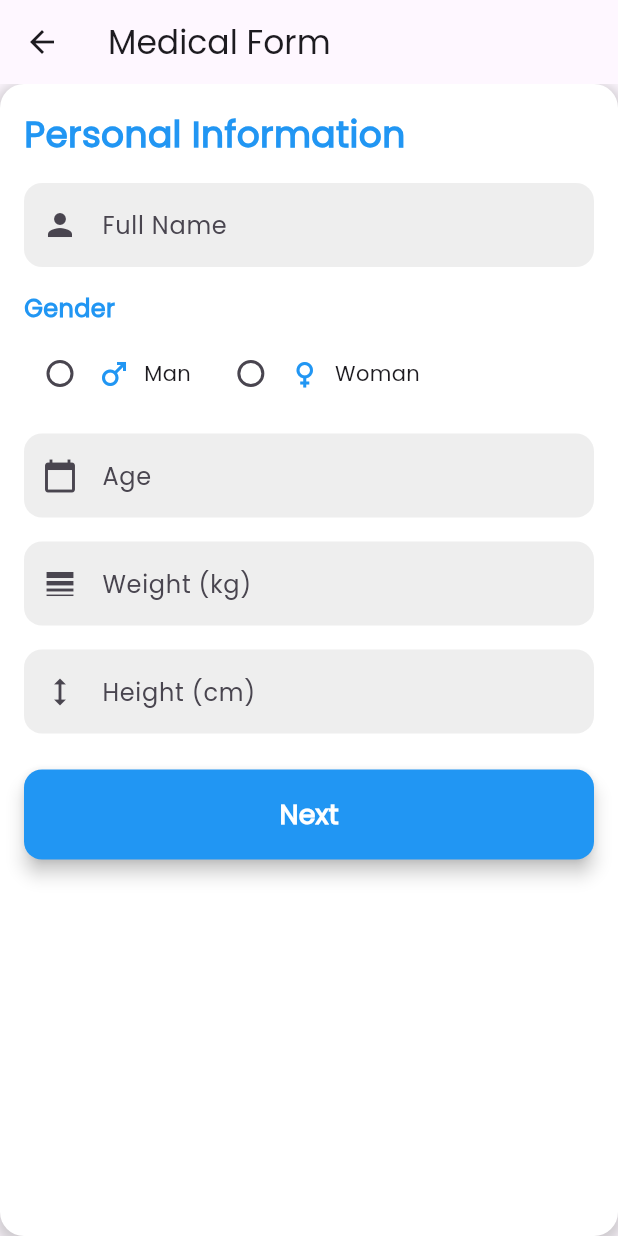
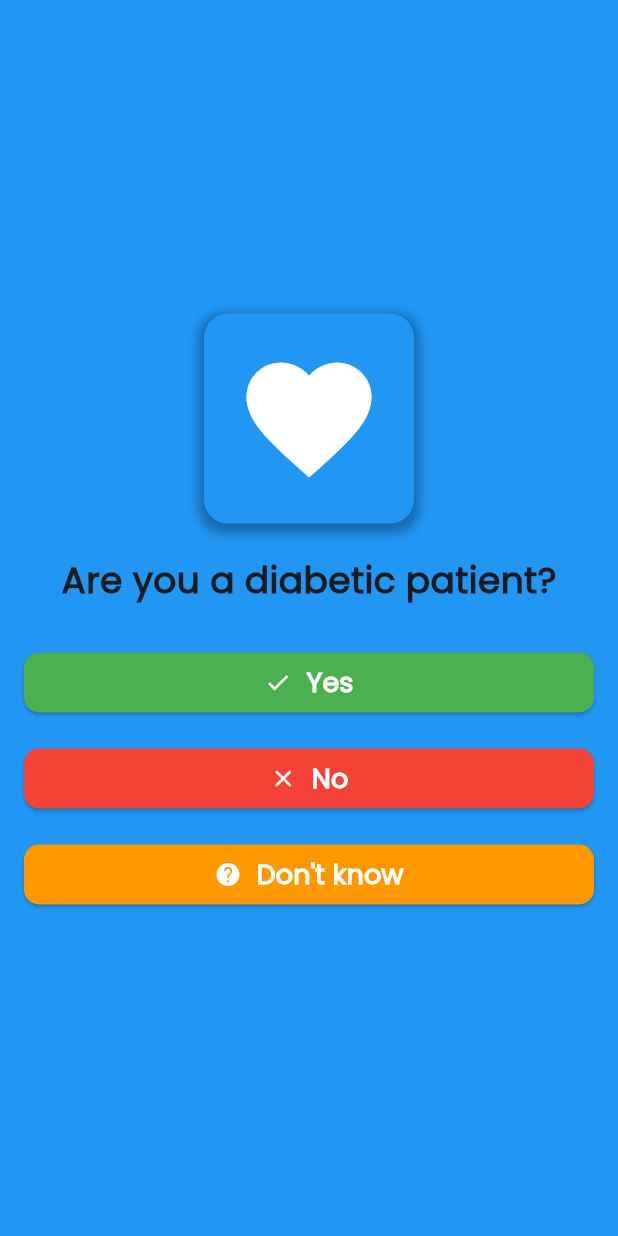
Before and after one commit to aisyalfawwaz/diabetica, a Flutter app: the screen it shows after launch, after a tap on "Skip", after a tap on "Login", on a phone screen of 412 x 824 dp. Run offline on Flutter 3.47's test engine with Material 3 defaults, Android fonts, the light colour scheme and no system bars; our stand-ins replace badges, cloud_firestore, dio, dots_indicator, firebase_auth, firebase_core and 9 more; missing offline and left inert: gsform; accounts and stored records are empty.

Commit message:
add : feature

```diff
--- /dev/null
+++ b/lib/pages/DiabetesQuestionPage.dart
@@ -0,0 +1,62 @@
+import 'package:diabetica/widgets/DiabetesConfirmationDialog.dart';
+import 'package:diabetica/widgets/DiabetesQuestionWidget.dart';
+import 'package:flutter/material.dart';
+import 'UserMedicalForm.dart';
+
+class DiabetesQuestionPage extends StatefulWidget {
+  @override
+  _DiabetesQuestionPageState createState() => _DiabetesQuestionPageState();
+}
+
+class _DiabetesQuestionPageState extends State<DiabetesQuestionPage> {
+  String _selectedAnswer = '';
+
+  @override
+  Widget build(BuildContext context) {
+    return Scaffold(
+      body: Container(
+        decoration: BoxDecoration(
+          color: Colors.blue, // Warna latar belakang
+        ),
+        child: Padding(
+          padding: const EdgeInsets.all(16.0),
+          child: Column(
+            mainAxisAlignment: MainAxisAlignment.center,
+            children: [
+              DiabetesQuestionWidget(
+                onAnswerSelected: _showConfirmationDialog,
+              ),
+            ],
+          ),
+        ),
+      ),
+    );
+  }
+
+  Future<void> _showConfirmationDialog(String answer) async {
+    return showDialog<void>(
+      context: context,
+      builder: (BuildContext context) {
+        return DiabetesConfirmationDialog(
+          answer: answer,
+          onConfirmation: _handleConfirmation,
+        );
+      },
+    );
+  }
+
+  void _handleConfirmation(String answer) {
+    // Perform actions after confirmation
+    if (answer == 'Yes') {
+      // Navigate to the next page (UserMedicalForm)
+      Navigator.pushReplacement(
+        context,
+        MaterialPageRoute(builder: (context) => UserMedicalForm()),
+      );
+    } else if (answer == 'No') {
+      // Handle case when answer is 'No'
+    } else {
+      // Handle case when answer is 'Don't know'
+    }
+  }
+}
--- /dev/null
+++ b/lib/widgets/DiabetesQuestionWidget.dart
@@ -0,0 +1,87 @@
+import 'package:flutter/material.dart';
+
+class DiabetesQuestionWidget extends StatelessWidget {
+  final Function(String) onAnswerSelected;
+
+  DiabetesQuestionWidget({required this.onAnswerSelected});
+
+  @override
+  Widget build(BuildContext context) {
+    return Column(
+      children: [
+        AnimatedContainer(
+          duration: Duration(seconds: 1),
+          curve: Curves.easeInOut,
+          decoration: BoxDecoration(
+            color: Colors.blue,
+            borderRadius: BorderRadius.circular(16),
+            boxShadow: [
+              BoxShadow(
+                color: Colors.black.withOpacity(0.3),
+                spreadRadius: 3,
+                blurRadius: 5,
+                offset: Offset(0, 3),
+              ),
+            ],
+          ),
+          padding: EdgeInsets.all(20),
+          child: Hero(
+            tag: 'heartIcon',
+            child: Icon(
+              Icons.favorite,
+              color: Colors.white,
+              size: 100,
+            ),
+          ),
+        ),
+        SizedBox(height: 20),
+        Text(
+          'Are you a diabetic patient?',
+          style: TextStyle(
+            fontSize: 24,
+            fontWeight: FontWeight.bold,
+          ),
+        ),
+        SizedBox(height: 20),
+        _buildAnswerButton('Yes', Icons.check, Colors.green),
+        _buildAnswerButton('No', Icons.clear, Colors.red),
+        _buildAnswerButton("Don't know", Icons.help, Colors.orange),
+      ],
+    );
+  }
+
+  Widget _buildAnswerButton(String answer, IconData icon, Color buttonColor) {
+    return Padding(
+      padding: const EdgeInsets.symmetric(vertical: 8),
+      child: ElevatedButton(
+        onPressed: () {
+          onAnswerSelected(answer);
+        },
+        style: ElevatedButton.styleFrom(
+          primary: buttonColor,
+          shape: RoundedRectangleBorder(
+            borderRadius: BorderRadius.circular(10),
+          ),
+        ),
+        child: Row(
+          mainAxisAlignment: MainAxisAlignment.center,
+          children: [
+            Icon(
+              icon,
+              color: Colors.white,
+            ),
+            SizedBox(width: 10),
+            Text(
+              answer,
+              style: TextStyle(
+                fontSize: 18,
+                color: Colors.white,
+                fontWeight: FontWeight.bold,
+              ),
+            ),
+          ],
+        ),
+      ),
+    );
+  }
+}
--- a/lib/widgets/LoginForm.dart
+++ b/lib/widgets/LoginForm.dart
@@ -1,3 +1,4 @@
+import 'package:diabetica/pages/DiabetesQuestionPage.dart';
 import 'package:diabetica/pages/UserMedicalForm.dart';
 import 'package:diabetica/services/AuthService.dart';
 import 'package:diabetica/widgets/CustomBottomBar.dart';
@@ -32,7 +33,7 @@ class _LoginFormState extends State<LoginForm> {
     Navigator.push(
       context,
       MaterialPageRoute(
-        builder: (context) => UserMedicalForm(),
+        builder: (context) => DiabetesQuestionPage(),
       ),
     );
   }
```
Also changed, not shown: lib/widgets/DiabetesConfirmationDialog.dart (added, +99 -0 lines).
